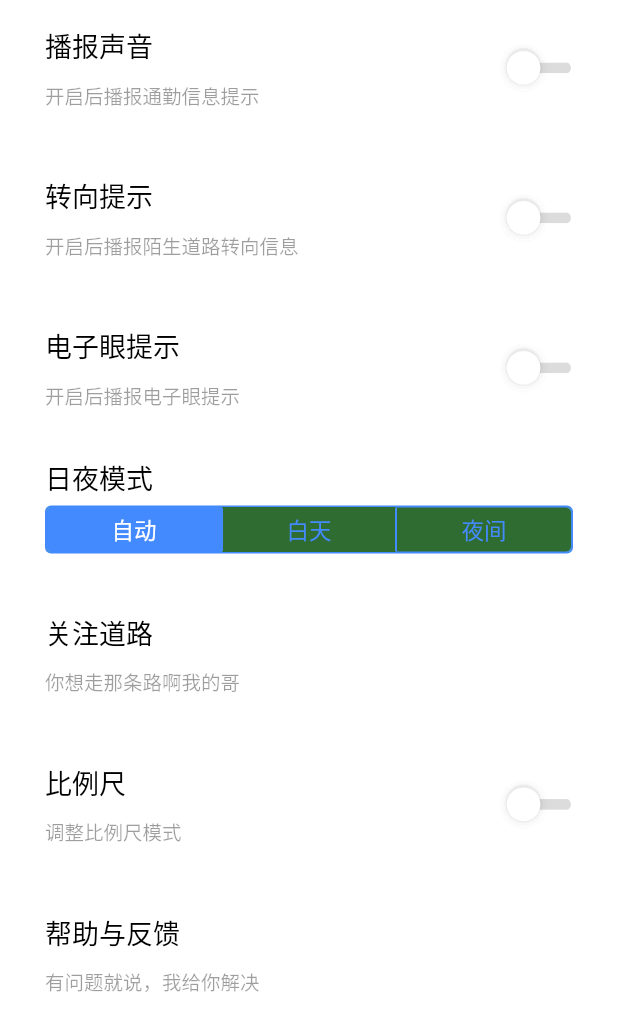
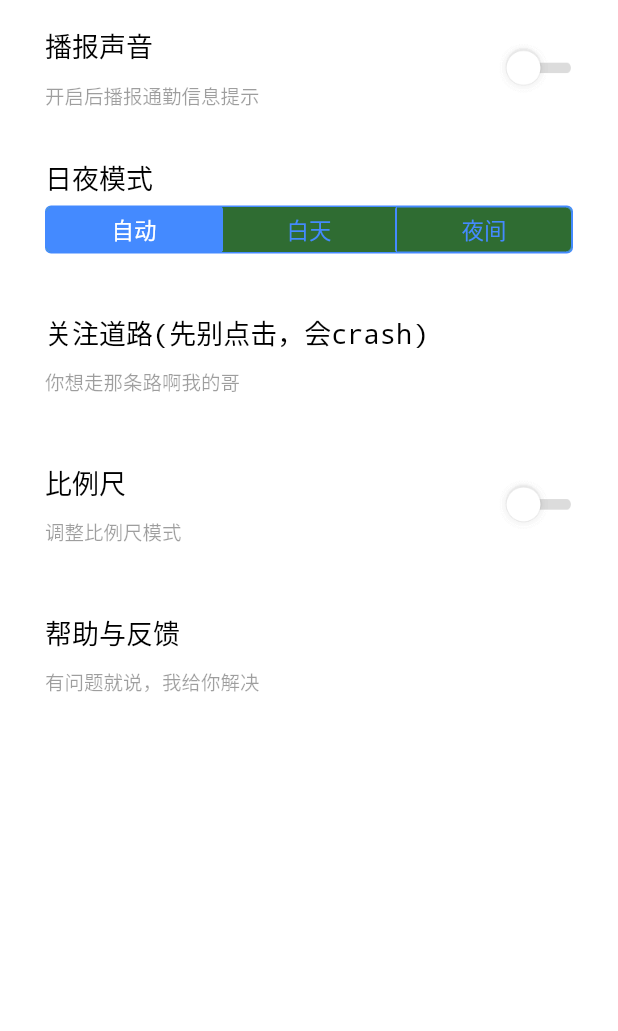
Before and after one commit to Buxiaohui/bnav_flutter_module, a Flutter app: the screen it shows after launch, on a phone screen of 412 x 824 dp. Shown: the top 1031 px of the screen. Run offline on Flutter 3.47's test engine with Material 2 defaults, Android fonts, the phone set to English and light mode, and no system bars; statements that could not run were skipped.

Commit message:
系统自动生成的一些玩意，先提上去吧

```diff
--- a/lib/setting/setting.dart
+++ b/lib/setting/setting.dart
@@ -149,6 +149,10 @@ class _SettingPageState extends State<SettingPage> {
                       ? "assets/images/nsdk_set_checkin_icon.png"
                       : "assets/images/nsdk_set_checkout_icon.png",
                   COMMUTE_GUIDE_SETTING_SOUND),
+              Visibility(
+                visible: isSoundEnabled,
+                child: Column(
+                  children: <Widget>[
                     getDivider(),
                     getSwitchWitchWidget(
                         "转向提示",
@@ -157,6 +161,13 @@ class _SettingPageState extends State<SettingPage> {
                             ? "assets/images/nsdk_set_checkin_icon.png"
                             : "assets/images/nsdk_set_checkout_icon.png",
                         COMMUTE_GUIDE_SETTING_SOUND_TURN),
+                  ],
+                ),
+              ),
+              Visibility(
+                visible: isSoundEnabled,
+                child: Column(
+                  children: <Widget>[
                     getDivider(),
                     getSwitchWitchWidget(
                         "电子眼提示",
@@ -165,10 +176,13 @@ class _SettingPageState extends State<SettingPage> {
                             ? "assets/images/nsdk_set_checkin_icon.png"
                             : "assets/images/nsdk_set_checkout_icon.png",
                         COMMUTE_GUIDE_SETTING_SOUND_ELE_EYE),
+                  ],
+                ),
+              ),
               getDivider(),
               getDayModeWidget(),
               getDivider(),
-              getCommonItemWidget("关注道路", "你想走那条路啊我的哥", "", CONCERN_ROAD),
+              getCommonItemWidget("关注道路(先别点击，会crash)", "你想走那条路啊我的哥", "", CONCERN_ROAD),
               getDivider(),
               getSwitchWitchWidget(
                   "比例尺",
```
Lines whose indentation alone changed are shown as unchanged.
